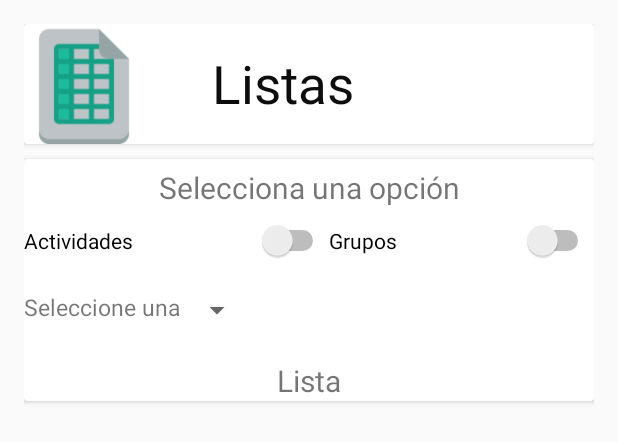
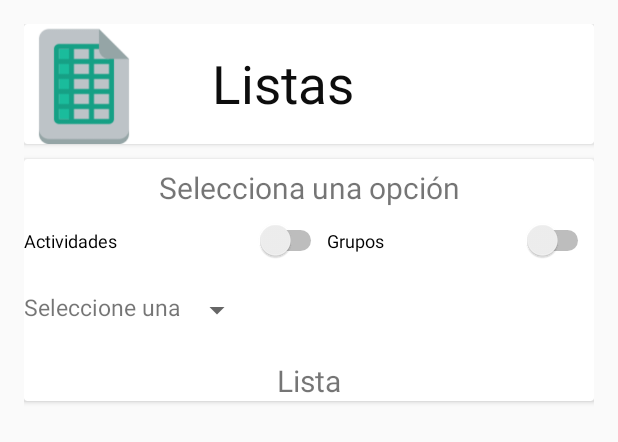
Before and after one commit to angieBabel/OpenDoor, an Android app: the layout activity_ver_listas.xml on its own in the app's theme, with its tools: preview values and no code run, on a phone screen of 412 x 824 dp. Shown: the top 442 px of the screen. Run offline under Robolectric (Android 15) with nearby library versions, the phone set to English and light mode, and no system bars; network calls fail.

Commit message:
Modificación de ip del web service

```diff
--- a/app/src/main/java/com/example/yoo/opendoor/AlumnoActividad.java
+++ b/app/src/main/java/com/example/yoo/opendoor/AlumnoActividad.java
@@ -38,7 +38,7 @@ public class AlumnoActividad extends AppCompatActivity implements AdapterView.On
 
     //Traer datos
     RequestQueue requestQueueAA;
-    String showURL= "http://192.168.1.68:8080/OpenDoor/showAlumnos.php";
+    String showURL= "http://192.168.1.66:8080/OpenDoor/showAlumnos.php";
     ArrayList<String> listaAlumnos= new ArrayList<String>();
     ArrayAdapter<String> dataAdapter;
     String[] listaA;
--- a/app/src/main/java/com/example/yoo/opendoor/AlumnoGrupo.java
+++ b/app/src/main/java/com/example/yoo/opendoor/AlumnoGrupo.java
@@ -44,7 +44,7 @@ public class AlumnoGrupo extends AppCompatActivity implements AdapterView.OnItem
 
     //Inserta
     RequestQueue requestQueueAlmAct;
-    String insertURL= "http://192.168.1.68:8080/OpenDoor/insertAlumnoGrupo.php";
+    String insertURL= "http://192.168.1.66:8080/OpenDoor/insertAlumnoGrupo.php";
     //String insertURL= "http://192.168.78.67:8080/OpenDoor/insertAlumno.php";
     View v;
 
--- a/app/src/main/java/com/example/yoo/opendoor/Alumnos.java
+++ b/app/src/main/java/com/example/yoo/opendoor/Alumnos.java
@@ -27,7 +27,7 @@ public class Alumnos extends AppCompatActivity {
 
     View la;
     RequestQueue requestQueueLA;
-    String showURL = "http://192.168.1.68:8080/OpenDoor/showAlumnos.php";
+    String showURL = "http://192.168.1.66:8080/OpenDoor/showAlumnos.php";
     //String showURL= "http://192.168.78.67:8080/OpenDoor/showAlumnos.php";
 
     ArrayList<String> listaAlumnos = new ArrayList<String>();
--- a/app/src/main/java/com/example/yoo/opendoor/Generadorpdf.java
+++ b/app/src/main/java/com/example/yoo/opendoor/Generadorpdf.java
@@ -44,7 +44,7 @@ public class Generadorpdf extends AppCompatActivity {
     String user;
     View la;
     RequestQueue requestQueueLA;
-    String showURL = "http://192.168.1.68:8080/OpenDoor/showAlumnos.php";
+    String showURL = "http://192.168.1.66:8080/OpenDoor/showAlumnos.php";
     //String showURL= "http://192.168.78.67:8080/OpenDoor/showAlumnos.php";
 
     ArrayList<String> listaAlumnos = new ArrayList<String>();
--- a/app/src/main/java/com/example/yoo/opendoor/Login.java
+++ b/app/src/main/java/com/example/yoo/opendoor/Login.java
@@ -28,7 +28,7 @@ public class Login extends AppCompatActivity implements View.OnClickListener{
     public  String username= "username";
     public  String idusuario= "idusuario";
 
-    String LOGIN_URL= "http://192.168.1.68:8080/OpenDoor/login.php";
+    String LOGIN_URL= "http://192.168.1.66:8080/OpenDoor/login.php";
     View view;
 
     @Override
--- a/app/src/main/java/com/example/yoo/opendoor/Registrar.java
+++ b/app/src/main/java/com/example/yoo/opendoor/Registrar.java
@@ -26,7 +26,7 @@ public class Registrar extends AppCompatActivity {
     EditText nombre,apellido,username,contrasenia,clave;
     Button registrar;
     RequestQueue requestQueue;
-    String insertURL= "http://192.168.1.68:8080/OpenDoor/insertUser.php";
+    String insertURL= "http://192.168.1.66:8080/OpenDoor/insertUser.php";
     //String insertURL= "http://192.168.78.67:8080/OpenDoor/insertUser.php";
     View vista;
 
--- a/app/src/main/java/com/example/yoo/opendoor/actividad.java
+++ b/app/src/main/java/com/example/yoo/opendoor/actividad.java
@@ -28,7 +28,7 @@ import java.util.List;
 
 public class actividad extends AppCompatActivity implements AdapterView.OnItemClickListener {
     RequestQueue requestQueueLA;
-    String showURL = "http://192.168.1.68:8080/OpenDoor/showActividades.php";
+    String showURL = "http://192.168.1.66:8080/OpenDoor/showActividades.php";
     //String showURL= "http://192.168.78.67:8080/OpenDoor/showGrupos.php";
 
     ArrayList<String> listaActividad = new ArrayList<String>();
--- a/app/src/main/java/com/example/yoo/opendoor/altaActividades.java
+++ b/app/src/main/java/com/example/yoo/opendoor/altaActividades.java
@@ -32,7 +32,7 @@ public class altaActividades extends AppCompatActivity implements AdapterView.On
     String aulaAct=" ";
     Button registrarAct;
     RequestQueue requestQueueA;
-    String insertURL= "http://192.168.1.68:8080/OpenDoor/insertActividad.php";
+    String insertURL= "http://192.168.1.66:8080/OpenDoor/insertActividad.php";
     //String insertURL= "http://192.168.78.67:8080/OpenDoor/insertActividad.php";
     View v;
 
--- a/app/src/main/java/com/example/yoo/opendoor/altaAlumno.java
+++ b/app/src/main/java/com/example/yoo/opendoor/altaAlumno.java
@@ -27,7 +27,7 @@ public class altaAlumno extends AppCompatActivity implements AdapterView.OnItemS
     Button registrarA;
     protected ArrayAdapter<CharSequence> adapter;
     RequestQueue requestQueueA;
-    String insertURL= "http://192.168.1.68:8080/OpenDoor/insertAlumno.php";
+    String insertURL= "http://192.168.1.66:8080/OpenDoor/insertAlumno.php";
     //String insertURL= "http://192.168.78.67:8080/OpenDoor/insertAlumno.php";
     View v;
     protected int position;
--- a/app/src/main/java/com/example/yoo/opendoor/grupos.java
+++ b/app/src/main/java/com/example/yoo/opendoor/grupos.java
@@ -31,7 +31,7 @@ public class grupos extends AppCompatActivity implements AdapterView.OnItemClick
     String user;
 
     RequestQueue requestQueueLA;
-    String showURL = "http://192.168.1.68:8080/OpenDoor/showGrupos.php";
+    String showURL = "http://192.168.1.66:8080/OpenDoor/showGrupos.php";
     //String showURL= "http://192.168.78.67:8080/OpenDoor/showGrupos.php";
 
     ArrayList<String> listaGrupos = new ArrayList<String>();
--- a/app/src/main/res/layout/activity_ver_listas.xml
+++ b/app/src/main/res/layout/activity_ver_listas.xml
@@ -87,7 +87,8 @@
                     android:layout_alignParentLeft="true"
                     android:layout_alignParentStart="true"
                     android:layout_weight=".5"
-                    android:checked="false" />
+                    android:checked="false"
+                    android:textSize="12dp" />
 
                 <Switch
                     android:layout_width="wrap_content"
@@ -98,7 +99,8 @@
                     android:layout_alignParentRight="true"
                     android:layout_alignParentEnd="true"
                     android:layout_weight=".5"
-                    android:checked="false" />
+                    android:checked="false"
+                    android:textSize="12dp" />
             </LinearLayout>
 
             <LinearLayout
```
Also changed, not shown: 1 other file.
